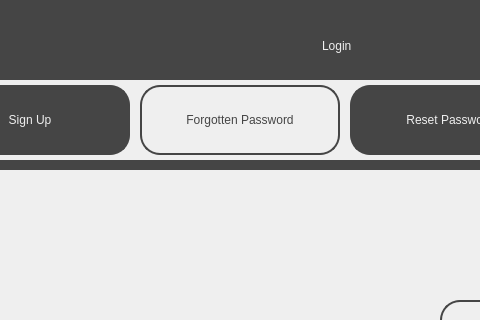
Above: src/ui/login_screens/forgotten_password.ui from jackm245/Riemann-Hypothesis before the change; both pictures show x 290 to 770 and y 0 to 320 of the 1340 by 720 pixel window. Below: the same form after it.
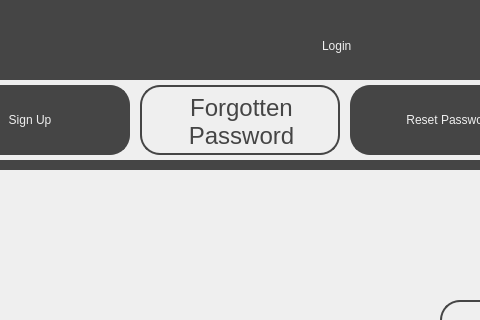
That is the form after the change.

Commit message: Change fonts and add tutorial

```diff
--- a/src/ui/login_screens/forgotten_password.ui
+++ b/src/ui/login_screens/forgotten_password.ui
@@ -104,30 +104,6 @@
       <string>Sign Up</string>
      </property>
     </widget>
-    <widget class="QPushButton" name="ForgottenPasswordTab">
-     <property name="geometry">
-      <rect>
-       <x>430</x>
-       <y>5</y>
-       <width>200</width>
-       <height>70</height>
-      </rect>
-     </property>
-     <property name="cursor">
-      <cursorShape>PointingHandCursor</cursorShape>
-     </property>
-     <property name="styleSheet">
-      <string notr="true">border: 2px solid;
-border-radius: 20px;
-border-color:rgb(69, 69, 69);
-background-color: rgb(239, 239, 239);
-font: 12pt &quot;Sans Serif&quot;; color:rgb(69, 69, 69);
-</string>
-     </property>
-     <property name="text">
-      <string>Forgotten Password</string>
-     </property>
-    </widget>
     <widget class="QPushButton" name="ResetPasswordTab">
      <property name="geometry">
       <rect>
@@ -152,6 +128,50 @@
       <string>Reset Password</string>
      </property>
     </widget>
+    <widget class="QLabel" name="ForgottenPasswordLabel">
+     <property name="geometry">
+      <rect>
+       <x>430</x>
+       <y>5</y>
+       <width>200</width>
+       <height>70</height>
+      </rect>
+     </property>
+     <property name="styleSheet">
+      <string notr="true">border: 2px solid;
+border-radius: 20px;
+border-color:rgb(69, 69, 69);
+background-color: rgb(239, 239, 239);
+font: 18pt &quot;Sans Serif&quot;; color:rgb(69, 69, 69);
+padding: 7px;
+</string>
+     </property>
+     <property name="text">
+      <string>&lt;html&gt;&lt;head/&gt;&lt;body&gt;&lt;p align=&quot;center&quot;&gt;&lt;span style=&quot; font-size:18pt;&quot;&gt;Forgotten&lt;br/&gt;Password&lt;/span&gt;&lt;/p&gt;&lt;/body&gt;&lt;/html&gt;</string>
+     </property>
+    </widget>
+    <widget class="QPushButton" name="ForgottenPasswordTab">
+     <property name="geometry">
+      <rect>
+       <x>430</x>
+       <y>5</y>
+       <width>200</width>
+       <height>70</height>
+      </rect>
+     </property>
+     <property name="cursor">
+      <cursorShape>PointingHandCursor</cursorShape>
+     </property>
+     <property name="styleSheet">
+      <string notr="true">border: 2px solid;
+border-radius: 20px;
+background-color: rgba(0, 0, 0, 0);
+border-color: rgba(0, 0, 0, 0);</string>
+     </property>
+     <property name="text">
+      <string/>
+     </property>
+    </widget>
    </widget>
    <widget class="QWidget" name="MainWidget" native="true">
     <property name="geometry">
```
Left out of the diff: 6 changed lines with no effect on the pictures. The commit also changes 18 other files.
